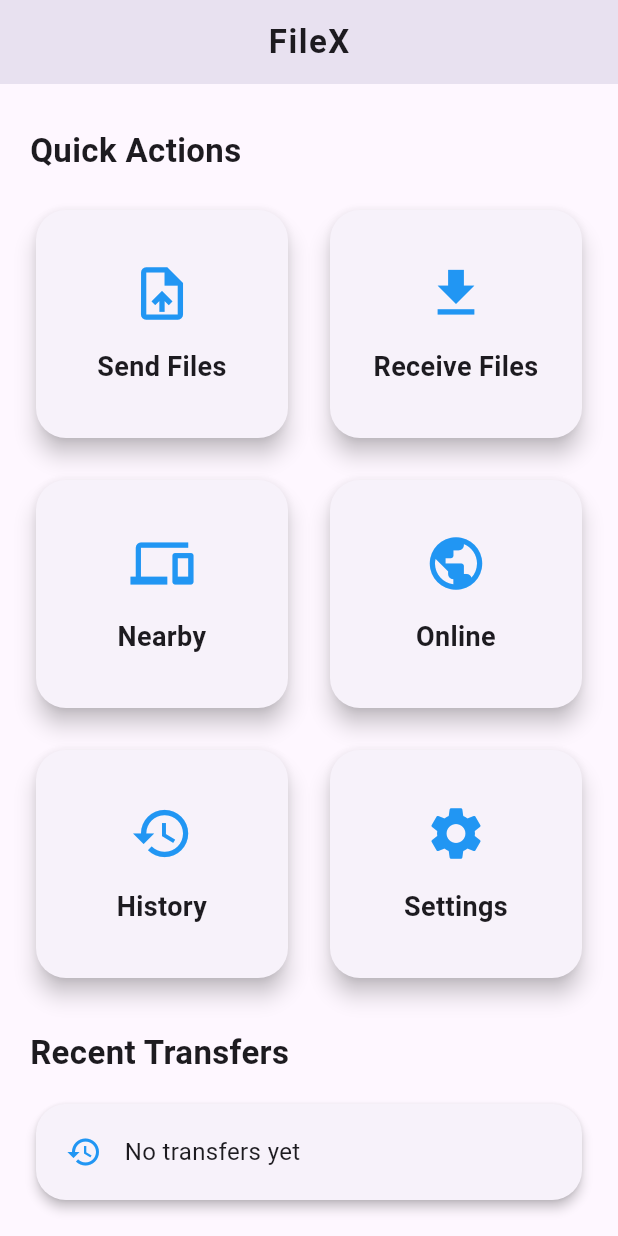
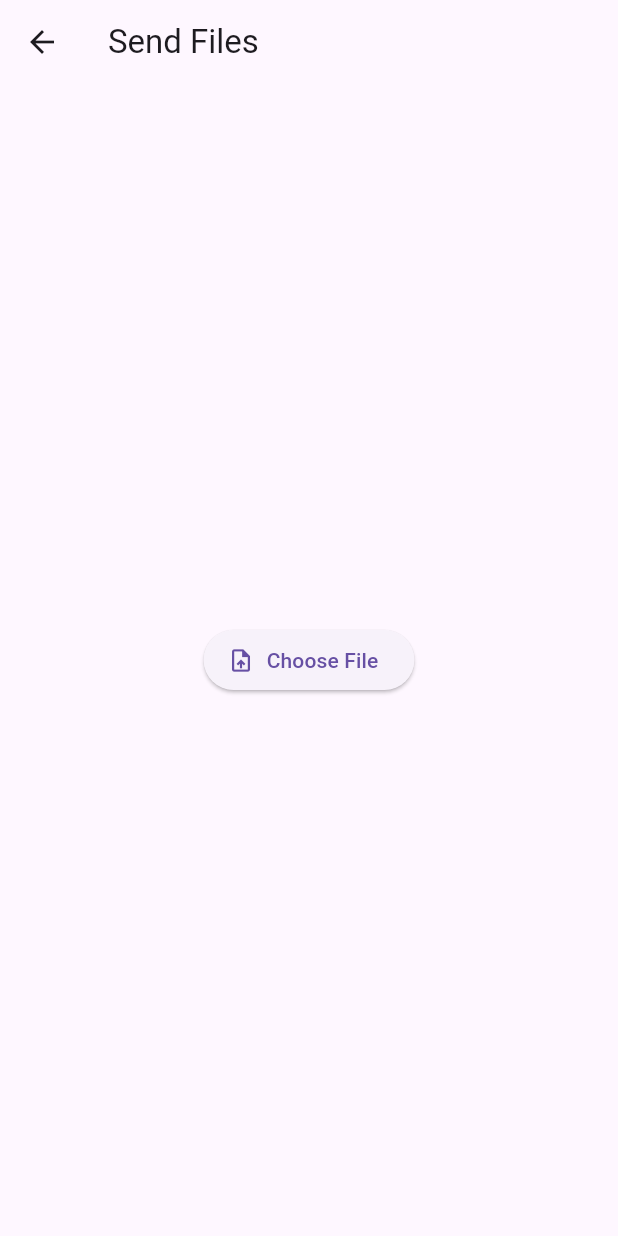
Before and after one commit to Vahivai/FileX, a Flutter app: the screen it shows after launch, scrolled down 92 dp, after a tap on "Send Files", on a phone screen of 412 x 824 dp. Run offline on Flutter 3.47's test engine with Material 3 defaults, Android fonts, the phone set to English and light mode, and no system bars; our stand-ins replace file_picker.

Commit message:
Implement file picker on Send screen

```diff
--- a/lib/features/home/home_screen.dart
+++ b/lib/features/home/home_screen.dart
@@ -2,6 +2,7 @@ import 'package:flutter/material.dart';
 
 import 'widgets/header_widget.dart';
 import 'widgets/home_card.dart';
+import '../transfer/send_screen.dart';
 
 class HomeScreen extends StatelessWidget {
   const HomeScreen({super.key});
@@ -61,10 +62,17 @@ class HomeScreen extends StatelessWidget {
               childAspectRatio: 1.1,
               children: [
                 HomeCard(
-                  icon: Icons.upload_file,
-                  title: "Send Files",
-                  onTap: () {},
-                ),
+  icon: Icons.upload_file,
+  title: "Send Files",
+  onTap: () {
+    Navigator.push(
+      context,
+      MaterialPageRoute(
+        builder: (context) => const SendScreen(),
+      ),
+    );
+  },
+),
                 HomeCard(
                   icon: Icons.download,
                   title: "Receive Files",
--- /dev/null
+++ b/lib/features/transfer/send_screen.dart
@@ -0,0 +1,88 @@
+import 'package:file_picker/file_picker.dart';
+import 'package:flutter/material.dart';
+
+class SendScreen extends StatefulWidget {
+  const SendScreen({super.key});
+
+  @override
+  State<SendScreen> createState() => _SendScreenState();
+}
+
+class _SendScreenState extends State<SendScreen> {
+  PlatformFile? selectedFile;
+
+  Future<void> pickFile() async {
+    FilePickerResult? result = await FilePicker.platform.pickFiles();
+
+    if (result != null) {
+      setState(() {
+        selectedFile = result.files.first;
+      });
+    }
+  }
+
+  String formatBytes(int bytes) {
+    if (bytes < 1024) return "$bytes B";
+    if (bytes < 1024 * 1024) return "${(bytes / 1024).toStringAsFixed(2)} KB";
+    if (bytes < 1024 * 1024 * 1024) {
+      return "${(bytes / (1024 * 1024)).toStringAsFixed(2)} MB";
+    }
+    return "${(bytes / (1024 * 1024 * 1024)).toStringAsFixed(2)} GB";
+  }
+
+  @override
+  Widget build(BuildContext context) {
+    return Scaffold(
+      appBar: AppBar(
+        title: const Text("Send Files"),
+      ),
+      body: Center(
+        child: Padding(
+          padding: const EdgeInsets.all(20),
+          child: selectedFile == null
+              ? ElevatedButton.icon(
+                  onPressed: pickFile,
+                  icon: const Icon(Icons.upload_file),
+                  label: const Text("Choose File"),
+                )
+              : Card(
+                  elevation: 5,
+                  child: Padding(
+                    padding: const EdgeInsets.all(20),
+                    child: Column(
+                      mainAxisSize: MainAxisSize.min,
+                      children: [
+                        const Icon(
+                          Icons.insert_drive_file,
+                          size: 70,
+                          color: Colors.blue,
+                        ),
+                        const SizedBox(height: 20),
+                        Text(
+                          selectedFile!.name,
+                          style: const TextStyle(
+                            fontWeight: FontWeight.bold,
+                            fontSize: 18,
+                          ),
+                          textAlign: TextAlign.center,
+                        ),
+                        const SizedBox(height: 10),
+                        Text(
+                          formatBytes(selectedFile!.size),
+                          style: const TextStyle(fontSize: 16),
+                        ),
+                        const SizedBox(height: 20),
+                        ElevatedButton.icon(
+                          onPressed: pickFile,
+                          icon: const Icon(Icons.refresh),
+                          label: const Text("Choose Another File"),
+                        ),
+                      ],
+                    ),
+                  ),
+                ),
+        ),
+      ),
+    );
+  }
+}
```
Also changed, not shown: lib/features/transfer/receive_screen.dart (added), lib/features/transfer/transfer_screen.dart (deleted).
